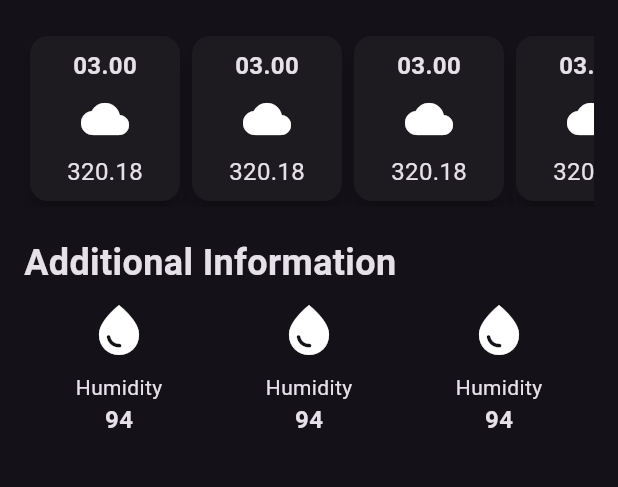
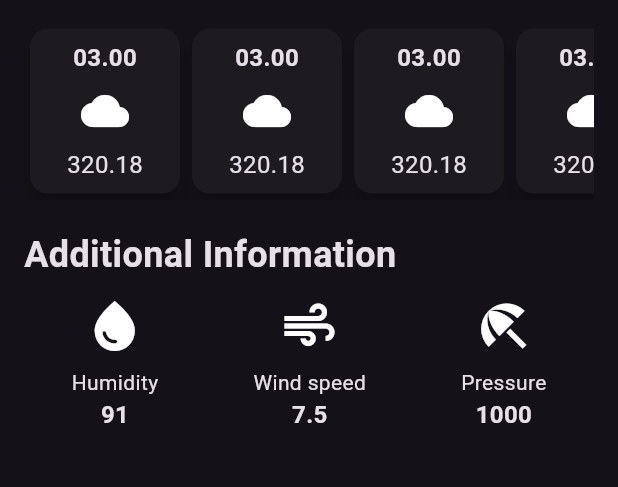
Before and after one commit to arshedgithub/Mobile-weather-app, a Flutter app: the screen it shows after launch, on a phone screen of 412 x 824 dp, the part 486-973 px from its top. Run offline on Flutter 3.47's test engine with Material 2 defaults, Android fonts, the phone set to English and light mode, and no system bars.

Commit message:
add arguements to additional info

```diff
--- a/lib/addiotional_info.dart
+++ b/lib/addiotional_info.dart
@@ -1,23 +1,30 @@
 import 'package:flutter/material.dart';
 
 class AdditionalInfo extends StatelessWidget {
+  final IconData icon;
+  final String label;
+  final String value;
+
   const AdditionalInfo({
     super.key,
+    required this.icon,
+    required this.label,
+    required this.value,
   });
 
   @override
   Widget build(BuildContext context) {
-    return const Column(
+    return Column(
       children: [
         Icon(
-          Icons.water_drop,
+          icon,
           size: 40,
         ),
-        SizedBox(height: 8),
-        Text('Humidity'),
+        const SizedBox(height: 8),
+        Text(label),
         Text(
-          '94',
-          style: TextStyle(
+          value,
+          style: const TextStyle(
             fontSize: 16,
             fontWeight: FontWeight.bold,
           ),
--- a/lib/weather_screen.dart
+++ b/lib/weather_screen.dart
@@ -74,7 +74,7 @@ class _WeatherScreenState extends State<WeatherScreen> {
               fontWeight: FontWeight.bold,
             ),
           ),
-          const SizedBox(height: 20),
+          const SizedBox(height: 15),
           const SingleChildScrollView(
             scrollDirection: Axis.horizontal,
             child: Row(children: [
@@ -93,13 +93,25 @@ class _WeatherScreenState extends State<WeatherScreen> {
               fontWeight: FontWeight.bold,
             ),
           ),
-          const SizedBox(height: 8),
+          const SizedBox(height: 10),
           const Row(
             mainAxisAlignment: MainAxisAlignment.spaceAround,
             children: [
-              AdditionalInfo(),
-              AdditionalInfo(),
-              AdditionalInfo(),
+              AdditionalInfo(
+                icon: Icons.water_drop,
+                label: 'Humidity',
+                value: '91',
+              ),
+              AdditionalInfo(
+                icon: Icons.air,
+                label: 'Wind speed',
+                value: '7.5',
+              ),
+              AdditionalInfo(
+                icon: Icons.beach_access,
+                label: 'Pressure',
+                value: '1000',
+              ),
             ],
           )
         ]),
```
